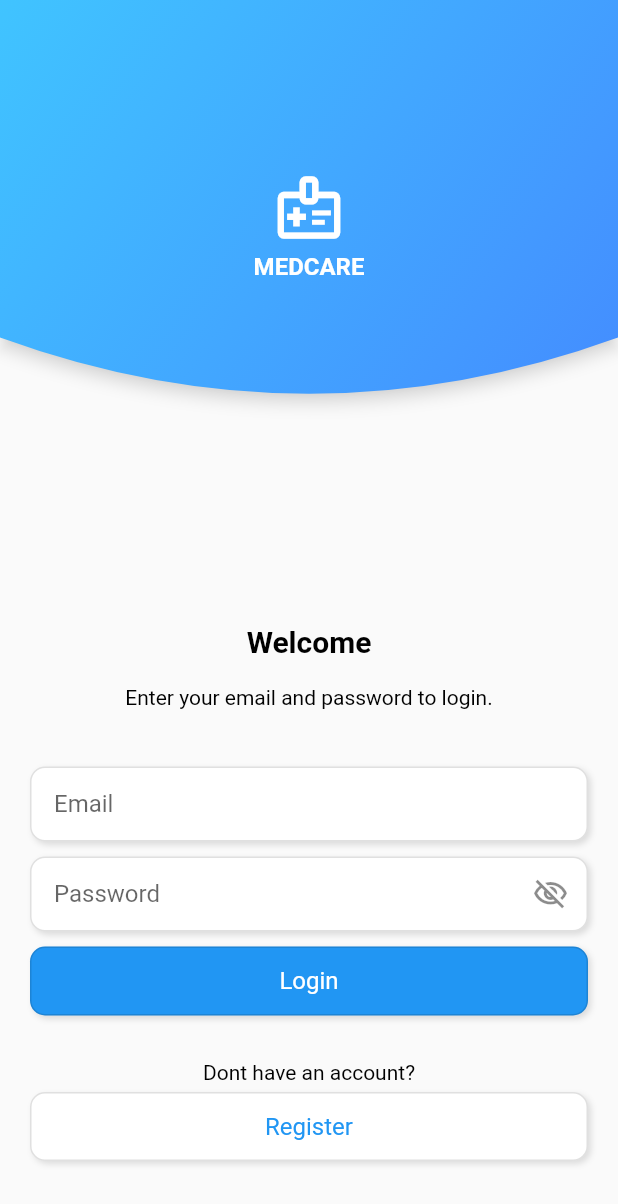
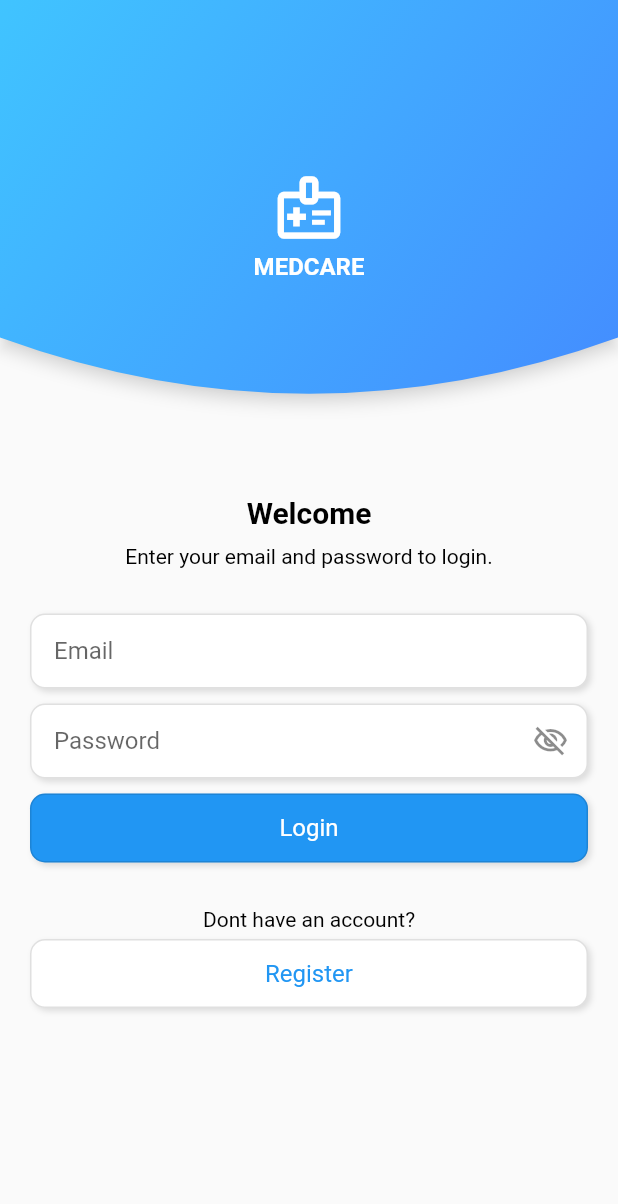
Before and after one commit to Anugrxh/medcare_user, a Flutter app: the screen it shows after launch, on a phone screen of 412 x 824 dp. Shown: the top 1204 px of the screen. Run offline on Flutter 3.47's test engine with Material 2 defaults, Android fonts, the light colour scheme and no system bars; our stand-ins replace bloc, flutter_bloc, logger, supabase_flutter; accounts and stored records are empty.

Commit message:
Fixed overflow in login

```diff
--- a/lib/ui/screen/login_screen.dart
+++ b/lib/ui/screen/login_screen.dart
@@ -63,7 +63,7 @@ class _LoginState extends State<Login> {
             }
           },
           builder: (context, state) {
-            return Column(
+            return ListView(
               children: [
                 Stack(
                   alignment: Alignment.center,
@@ -94,21 +94,22 @@ class _LoginState extends State<Login> {
                     ),
                   ],
                 ),
-                const Expanded(
-                  child: SizedBox(),
-                ),
-                Text(
-                  'Welcome',
-                  style: Theme.of(context).textTheme.titleLarge?.copyWith(
-                        fontWeight: FontWeight.bold,
-                        color: Colors.black,
-                      ),
+                const SizedBox(height: 30),
+                Center(
+                  child: Text(
+                    'Welcome',
+                    style: Theme.of(context).textTheme.titleLarge?.copyWith(
+                          fontWeight: FontWeight.bold,
+                          color: Colors.black,
+                        ),
+                  ),
                 ),
                 const SizedBox(height: 10),
                 Padding(
-                  padding: const EdgeInsets.all(8.0),
+                  padding: const EdgeInsets.symmetric(horizontal: 20),
                   child: Text(
                     'Enter your email and password to login.',
+                    textAlign: TextAlign.center,
                     style: Theme.of(context).textTheme.bodyMedium?.copyWith(
                           color: Colors.black,
                         ),
```
